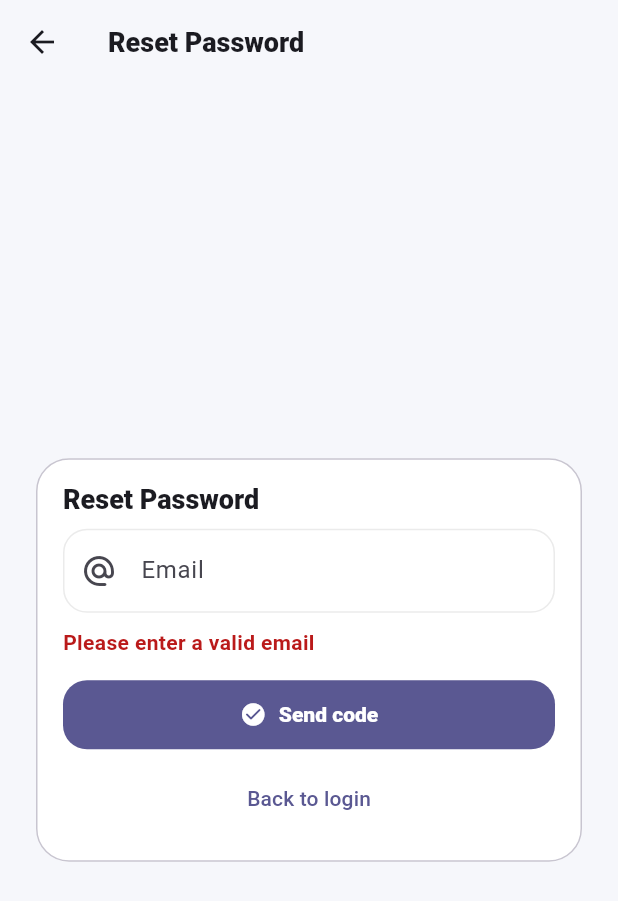
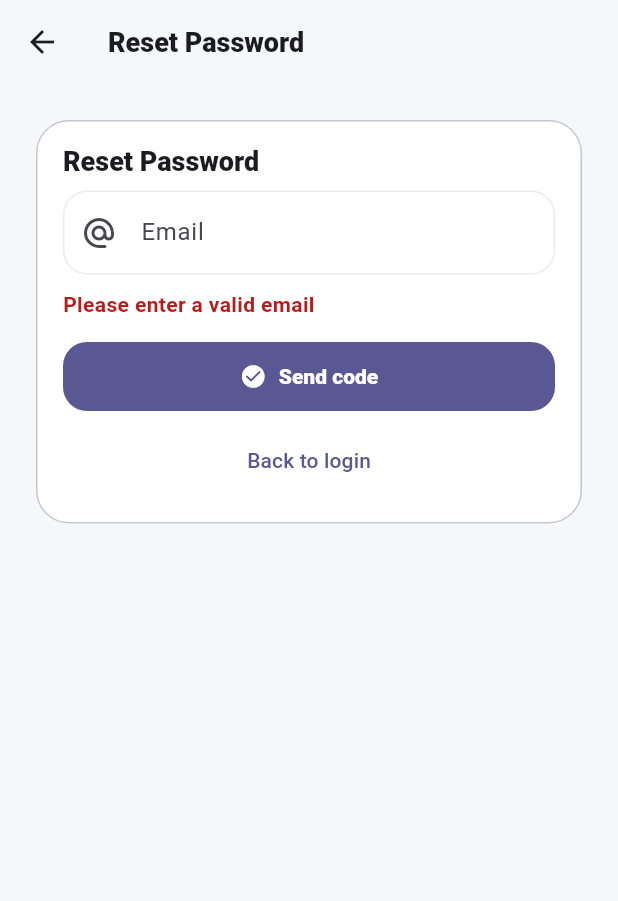
Before and after one commit to RonganBai/ledger, a Flutter app: the ResetPasswordPage screen opened directly, after a tap on "Send code", on a phone screen of 412 x 824 dp. Shown: the top 901 px of the screen. Run offline on Flutter 3.47's test engine with Material 3 defaults, Android fonts, the phone set to English and light mode, and no system bars; our stand-ins replace cross_file, csv, drift, drift_flutter, file_picker, flutter_local_notifications and 4 more; missing offline and left inert: excel, flutter_background_service, gbk_codec, google_mlkit_text_recognition; accounts and stored records are empty; generated files the repository leaves out were written again.

Commit message:
auth: unify email/recovery redirects, OTP security flow and reset UI fix

```diff
--- /dev/null
+++ b/lib/features/auth/auth_redirect.dart
@@ -0,0 +1,2 @@
+const String kAuthEmailRedirectTo = 'ledgerapp://auth-callback';
+const String kAuthRecoveryRedirectTo = 'ledgerapp://auth-callback/reset-password';
--- a/lib/features/auth/login_page.dart
+++ b/lib/features/auth/login_page.dart
@@ -3,6 +3,7 @@ import 'package:supabase_flutter/supabase_flutter.dart';
 
 import '../../services/app_log.dart';
 import 'auth_local_prefs.dart';
+import 'auth_redirect.dart';
 import 'reset_password_page.dart';
 
 class LoginPage extends StatefulWidget {
@@ -98,6 +99,7 @@ class _LoginPageState extends State<LoginPage> {
       if (email == null || email.isEmpty) return;
       await Supabase.instance.client.auth.resetPasswordForEmail(
         email,
+        redirectTo: kAuthRecoveryRedirectTo,
       );
       if (!mounted) return;
       ScaffoldMessenger.of(context).showSnackBar(
@@ -159,6 +161,7 @@ class _LoginPageState extends State<LoginPage> {
         final response = await auth.signUp(
           email: email,
           password: _passwordCtrl.text,
+          emailRedirectTo: kAuthEmailRedirectTo,
         );
         final verified = response.user?.emailConfirmedAt != null;
         if (!verified) {
--- a/lib/features/auth/reset_password_page.dart
+++ b/lib/features/auth/reset_password_page.dart
@@ -4,6 +4,7 @@ import 'package:flutter/material.dart';
 import 'package:supabase_flutter/supabase_flutter.dart';
 
 import '../../services/app_log.dart';
+import 'auth_redirect.dart';
 
 enum _ResetStep { requestCode, verifyCode, setPassword }
 
@@ -29,6 +30,7 @@ class _ResetPasswordPageState extends State<ResetPasswordPage> {
   String? _error;
   int _resendCooldown = 0;
   Timer? _resendTimer;
+  String? _maskedTargetEmail;
 
   @override
   void initState() {
@@ -63,6 +65,17 @@ class _ResetPasswordPageState extends State<ResetPasswordPage> {
     });
   }
 
+  String _maskEmail(String email) {
+    final at = email.indexOf('@');
+    if (at <= 1 || at >= email.length - 1) return email;
+    final name = email.substring(0, at);
+    final domain = email.substring(at);
+    if (name.length <= 2) {
+      return '${name[0]}*$domain';
+    }
+    return '${name[0]}${'*' * (name.length - 2)}${name[name.length - 1]}$domain';
+  }
+
   Future<void> _sendCode() async {
     final email = _emailCtrl.text.trim();
     if (email.isEmpty || !email.contains('@')) {
@@ -74,12 +87,19 @@ class _ResetPasswordPageState extends State<ResetPasswordPage> {
       _error = null;
     });
     try {
-      await Supabase.instance.client.auth.resetPasswordForEmail(email);
+      await Supabase.instance.client.auth.resetPasswordForEmail(
+        email,
+        redirectTo: kAuthRecoveryRedirectTo,
+      );
       if (!mounted) return;
-      setState(() => _step = _ResetStep.verifyCode);
+      final masked = _maskEmail(email);
+      setState(() {
+        _step = _ResetStep.verifyCode;
+        _maskedTargetEmail = masked;
+      });
       _startResendCooldown(180);
       ScaffoldMessenger.of(context).showSnackBar(
-        const SnackBar(content: Text('Verification code sent')),
+        SnackBar(content: Text('Verification code sent to $masked')),
       );
       AppLog.i('Auth', 'Reset OTP sent');
     } on AuthException catch (e) {
@@ -178,27 +198,18 @@ class _ResetPasswordPageState extends State<ResetPasswordPage> {
     final theme = Theme.of(context);
     final cs = theme.colorScheme;
     final insets = MediaQuery.of(context).viewInsets.bottom;
-    final keyboardVisible = insets > 0;
+
     return Scaffold(
       appBar: AppBar(title: Text(_title())),
       body: SafeArea(
-        child: LayoutBuilder(
-          builder: (context, constraints) {
-            return AnimatedPadding(
+        child: AnimatedPadding(
           duration: const Duration(milliseconds: 180),
           curve: Curves.easeOut,
           padding: EdgeInsets.only(bottom: insets),
           child: SingleChildScrollView(
             keyboardDismissBehavior: ScrollViewKeyboardDismissBehavior.onDrag,
             padding: const EdgeInsets.fromLTRB(20, 20, 20, 20),
-                child: ConstrainedBox(
-                  constraints: BoxConstraints(minHeight: constraints.maxHeight - 40),
-                  child: AnimatedAlign(
-                    duration: const Duration(milliseconds: 180),
-                    curve: Curves.easeOut,
-                    alignment: keyboardVisible
-                        ? Alignment.topCenter
-                        : Alignment.center,
+            child: Center(
               child: ConstrainedBox(
                 constraints: const BoxConstraints(maxWidth: 440),
                 child: Card(
@@ -221,6 +232,16 @@ class _ResetPasswordPageState extends State<ResetPasswordPage> {
                               fontWeight: FontWeight.w800,
                             ),
                           ),
+                          if (_step != _ResetStep.requestCode &&
+                              _maskedTargetEmail != null) ...[
+                            const SizedBox(height: 8),
+                            Text(
+                              'Code sent to $_maskedTargetEmail',
+                              style: theme.textTheme.bodySmall?.copyWith(
+                                color: cs.onSurfaceVariant,
+                              ),
+                            ),
+                          ],
                           const SizedBox(height: 8),
                           TextFormField(
                             controller: _emailCtrl,
@@ -330,8 +351,7 @@ class _ResetPasswordPageState extends State<ResetPasswordPage> {
                           if (_step == _ResetStep.verifyCode) ...[
                             const SizedBox(height: 8),
                             OutlinedButton(
-                              onPressed:
-                                  (_submitting || _resendCooldown > 0)
+                              onPressed: (_submitting || _resendCooldown > 0)
                                   ? null
                                   : _sendCode,
                               child: Text(
@@ -357,9 +377,6 @@ class _ResetPasswordPageState extends State<ResetPasswordPage> {
             ),
           ),
         ),
-            );
-          },
-        ),
       ),
     );
   }
```
Also changed, not shown: lib/features/settings/settings_page.dart (+59 -22 lines), 2 other files. Lines whose indentation alone changed are shown as unchanged.
